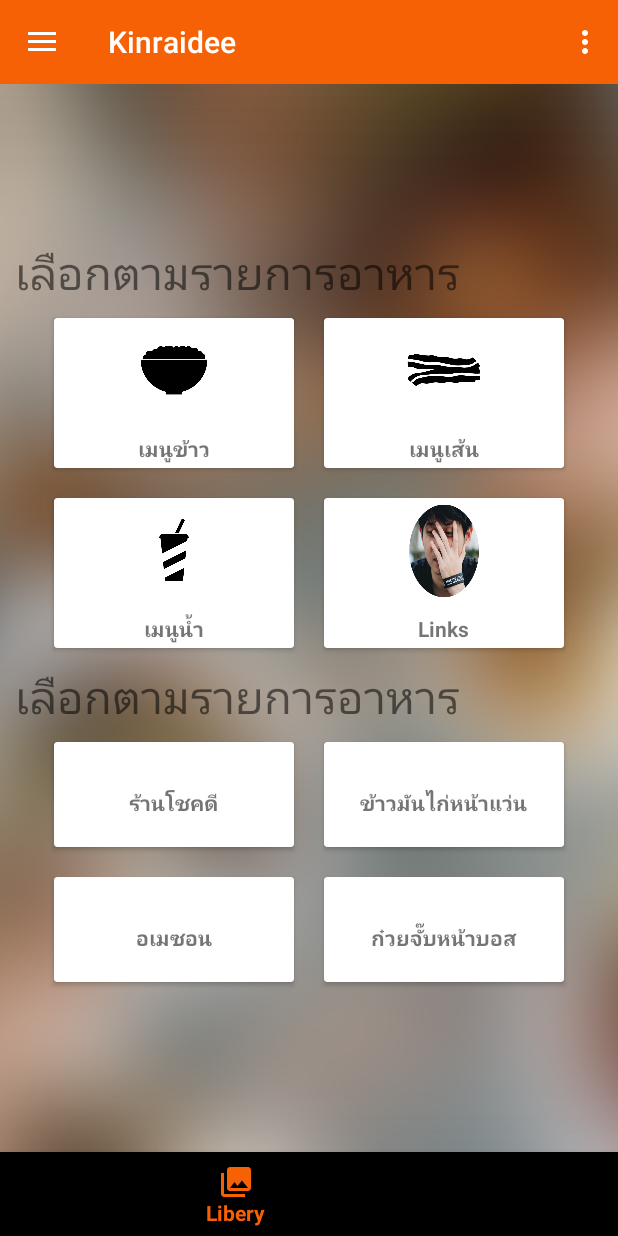
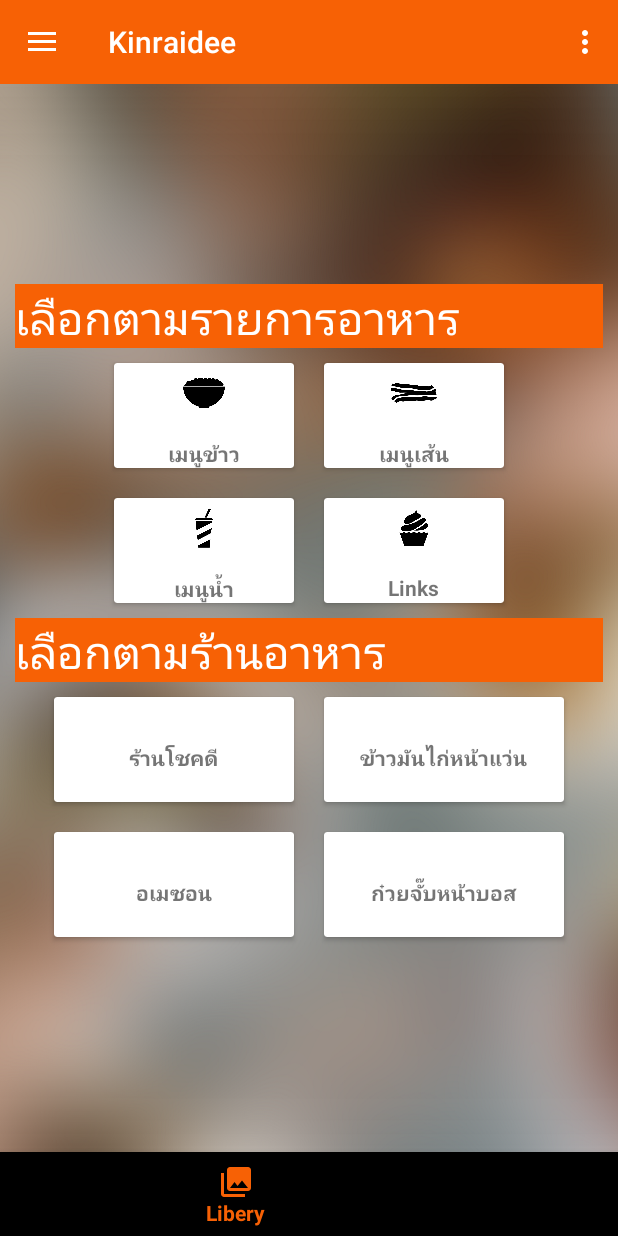
Before and after one commit to Takter10/Kin01, an Android app: the screen it shows after launch (MainActivity), item 2 of the bottom bar chosen, on a phone screen of 412 x 824 dp. Run offline under Robolectric (Android 15) with nearby library versions, the phone set to English and light mode, and no system bars; our stand-ins replace Firebase (no records; nobody signed in at launch, a user with empty details on screens opened directly), Picasso.

Commit message:
fragment

```diff
--- a/app/src/main/res/layout/fragment_libary.xml
+++ b/app/src/main/res/layout/fragment_libary.xml
@@ -15,7 +15,10 @@
         android:layout_width="match_parent"
         android:layout_height="wrap_content"
         android:text="เลือกตามรายการอาหาร"
-        android:textSize="45px"/>
+        android:textSize="45px"
+        android:textColor="@color/white"
+        android:background="@color/orangepri"
+        />
 
     <LinearLayout
         android:layout_width="match_parent"
@@ -25,8 +28,8 @@
         android:orientation="horizontal">
 
         <android.support.v7.widget.CardView
-            android:layout_width="160dp"
-            android:layout_height="100dp"
+            android:layout_width="120dp"
+            android:layout_height="70dp"
             android:layout_margin="10dp"
             android:clickable="true"
             android:foreground="?android:attr/selectableItemBackground">
@@ -39,8 +42,8 @@
                 android:orientation="vertical">
 
                 <ImageView
-                    android:layout_width="64dp"
-                    android:layout_height="64dp"
+                    android:layout_width="40dp"
+                    android:layout_height="40dp"
                     android:background="@drawable/bow"
 
                     android:padding="10dp" />
@@ -55,8 +58,8 @@
         </android.support.v7.widget.CardView>
 
         <android.support.v7.widget.CardView
-            android:layout_width="160dp"
-            android:layout_height="100dp"
+            android:layout_width="120dp"
+            android:layout_height="70dp"
             android:layout_margin="10dp"
             android:clickable="true"
             android:foreground="?android:attr/selectableItemBackground">
@@ -69,8 +72,8 @@
                 android:orientation="vertical">
 
                 <ImageView
-                    android:layout_width="64dp"
-                    android:layout_height="64dp"
+                    android:layout_width="40dp"
+                    android:layout_height="40dp"
                     android:background="@drawable/bacon"
 
                     android:padding="10dp" />
@@ -95,8 +98,8 @@
         android:orientation="horizontal">
 
         <android.support.v7.widget.CardView
-            android:layout_width="160dp"
-            android:layout_height="100dp"
+            android:layout_width="120dp"
+            android:layout_height="70dp"
 
             android:layout_margin="10dp"
             android:clickable="true"
@@ -110,8 +113,8 @@
                 android:orientation="vertical">
 
                 <ImageView
-                    android:layout_width="64dp"
-                    android:layout_height="64dp"
+                    android:layout_width="40dp"
+                    android:layout_height="40dp"
                     android:background="@drawable/drink"
 
                     android:padding="10dp" />
@@ -128,8 +131,8 @@
 
         <android.support.v7.widget.CardView
 
-            android:layout_width="160dp"
-            android:layout_height="100dp"
+            android:layout_width="120dp"
+            android:layout_height="70dp"
             android:layout_margin="10dp"
             android:clickable="true"
             android:foreground="?android:attr/selectableItemBackground">
@@ -142,9 +145,9 @@
                 android:orientation="vertical">
 
                 <ImageView
-                    android:layout_width="64dp"
-                    android:layout_height="64dp"
-                    android:background="@drawable/toua"
+                    android:layout_width="40dp"
+                    android:layout_height="40dp"
+                    android:background="@drawable/cupcake"
                     android:padding="10dp" />
 
                 <TextView
@@ -163,8 +166,10 @@
     <TextView
         android:layout_width="match_parent"
         android:layout_height="wrap_content"
-        android:text="เลือกตามรายการอาหาร"
+        android:text="เลือกตามร้านอาหาร"
         android:textSize="45px"
+        android:textColor="@color/white"
+        android:background="@color/orangepri"
         />
     <LinearLayout
         android:layout_width="match_parent"
--- a/app/src/main/res/values/colors.xml
+++ b/app/src/main/res/values/colors.xml
@@ -9,4 +9,5 @@
     <color name="colorAccent">#FF4081</color>
     <color name="random">#25000000</color>
     <color name="Overlaybg">#9e000000</color>
+    <color name="orangepri">#F76105</color>
 </resources>
```
Also changed, not shown: app/src/main/res/drawable/cupcake.png (added).
